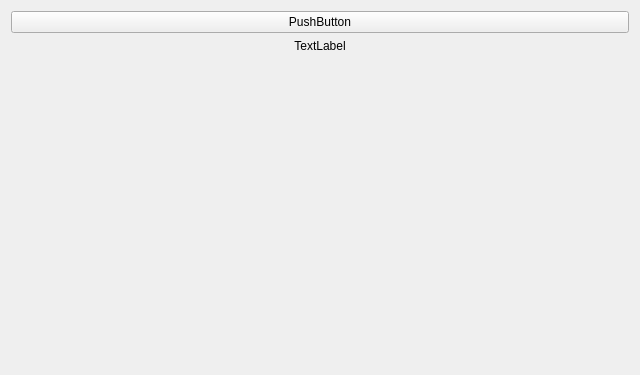
Above: epyq/widgets/button.ui from epcpower/st before the change. Below: the same form after it.
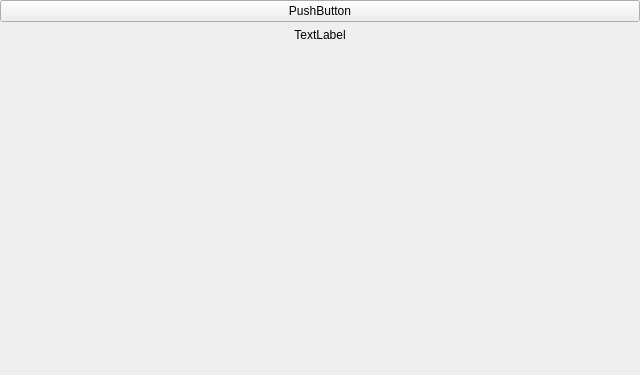
That is the form after the change.

Commit message:
Set all layout margins in widgets to 0 to compact them
Ref T335

Diff of the .ui file:
```diff
--- a/epyq/widgets/button.ui
+++ b/epyq/widgets/button.ui
@@ -14,8 +14,32 @@
    <string>Form</string>
   </property>
   <layout class="QVBoxLayout" name="verticalLayout_2">
+   <property name="leftMargin">
+    <number>0</number>
+   </property>
+   <property name="topMargin">
+    <number>0</number>
+   </property>
+   <property name="rightMargin">
+    <number>0</number>
+   </property>
+   <property name="bottomMargin">
+    <number>0</number>
+   </property>
    <item>
     <layout class="QVBoxLayout" name="verticalLayout">
+     <property name="leftMargin">
+      <number>0</number>
+     </property>
+     <property name="topMargin">
+      <number>0</number>
+     </property>
+     <property name="rightMargin">
+      <number>0</number>
+     </property>
+     <property name="bottomMargin">
+      <number>0</number>
+     </property>
      <item>
       <widget class="QPushButton" name="value">
        <property name="text">
```
The commit also changes 10 other files.
